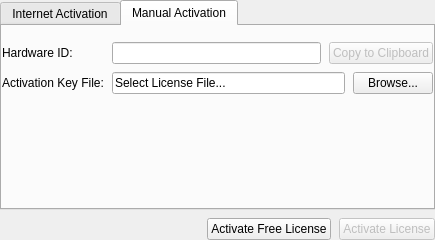
First picture: the form in client/libclient/src/ui/widgets/system_settings/license_widget.ui, repository networkoptix/nx_open, before the edit.
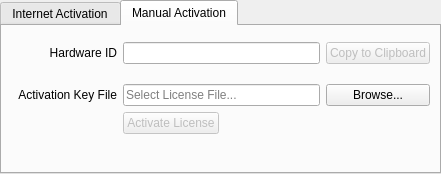
Second picture: the form after the edit. The open tabs and pages were chosen to show the change. Custom widgets are drawn as their Qt base class.

Commit message:
VMS-3950: System Administration - License tab redesign
<==== Mercurial data ====>
Branch: dev_3.0.0_gui

```diff
--- a/client/libclient/src/ui/widgets/system_settings/license_widget.ui
+++ b/client/libclient/src/ui/widgets/system_settings/license_widget.ui
@@ -6,8 +6,8 @@
    <rect>
     <x>0</x>
     <y>0</y>
-    <width>435</width>
-    <height>240</height>
+    <width>441</width>
+    <height>174</height>
    </rect>
   </property>
   <layout class="QVBoxLayout" name="verticalLayout">
@@ -35,35 +35,24 @@
       <attribute name="title">
        <string>Internet Activation</string>
       </attribute>
-      <layout class="QVBoxLayout" name="verticalLayout_2">
-       <property name="spacing">
-        <number>8</number>
-       </property>
+      <layout class="QGridLayout" name="gridLayout_2">
        <property name="leftMargin">
-        <number>0</number>
+        <number>16</number>
        </property>
        <property name="topMargin">
         <number>16</number>
        </property>
-       <property name="rightMargin">
-        <number>0</number>
-       </property>
-       <property name="bottomMargin">
-        <number>16</number>
-       </property>
-       <item>
-        <layout class="QHBoxLayout" name="horizontalLayout_4">
-         <item>
+       <item row="0" column="0">
           <widget class="QLabel" name="onlineKeyLabel">
            <property name="text">
-            <string>License Key:</string>
+          <string>License Key</string>
            </property>
            <property name="alignment">
             <set>Qt::AlignRight|Qt::AlignTrailing|Qt::AlignVCenter</set>
            </property>
           </widget>
          </item>
-         <item>
+       <item row="0" column="1">
           <widget class="QLineEdit" name="onlineKeyEdit">
            <property name="inputMask">
             <string notr="true">&gt;NNNN-NNNN-NNNN-NNNN;_</string>
@@ -76,23 +65,14 @@
            </property>
           </widget>
          </item>
-         <item>
+       <item row="0" column="2">
           <widget class="QPushButton" name="pasteKeyButton">
            <property name="text">
             <string>Paste from Clipboard</string>
            </property>
           </widget>
          </item>
-        </layout>
-       </item>
-       <item>
-        <widget class="QLabel" name="licenseKeyWarningLabel">
-         <property name="text">
-          <string>License Key is Invalid</string>
-         </property>
-        </widget>
-       </item>
-       <item>
+       <item row="4" column="0" colspan="3">
         <spacer name="verticalSpacer">
          <property name="orientation">
           <enum>Qt::Vertical</enum>
@@ -105,46 +85,93 @@
          </property>
         </spacer>
        </item>
+       <item row="2" column="1">
+        <layout class="QHBoxLayout" name="horizontalLayout" stretch="0,0">
+         <item>
+          <widget class="QnBusyIndicatorButton" name="activateLicenseButton">
+           <property name="enabled">
+            <bool>false</bool>
+           </property>
+           <property name="toolTip">
+            <string>License will be bound to the current server</string>
+           </property>
+           <property name="text">
+            <string>Activate License</string>
+           </property>
+          </widget>
+         </item>
+         <item>
+          <spacer name="horizontalSpacer">
+           <property name="orientation">
+            <enum>Qt::Horizontal</enum>
+           </property>
+           <property name="sizeHint" stdset="0">
+            <size>
+             <width>40</width>
+             <height>20</height>
+            </size>
+           </property>
+          </spacer>
+         </item>
+        </layout>
+       </item>
+       <item row="3" column="1">
+        <layout class="QHBoxLayout" name="horizontalLayout_2" stretch="0,0">
+         <property name="topMargin">
+          <number>8</number>
+         </property>
+         <item>
+          <widget class="QnBusyIndicatorButton" name="activateFreeLicenseButton">
+           <property name="enabled">
+            <bool>true</bool>
+           </property>
+           <property name="toolTip">
+            <string>License will be bound to the current server</string>
+           </property>
+           <property name="text">
+            <string>Activate Free License</string>
+           </property>
+          </widget>
+         </item>
+         <item>
+          <spacer name="horizontalSpacer_2">
+           <property name="orientation">
+            <enum>Qt::Horizontal</enum>
+           </property>
+           <property name="sizeHint" stdset="0">
+            <size>
+             <width>40</width>
+             <height>20</height>
+            </size>
+           </property>
+          </spacer>
+         </item>
+        </layout>
+       </item>
+       <item row="1" column="1" colspan="2">
+        <widget class="QLabel" name="licenseKeyWarningLabel">
+         <property name="text">
+          <string>Invalid License Key</string>
+         </property>
+        </widget>
+       </item>
       </layout>
      </widget>
      <widget class="QWidget" name="manualPage">
       <attribute name="title">
        <string>Manual Activation</string>
       </attribute>
-      <layout class="QVBoxLayout" name="verticalLayout_3">
-       <property name="spacing">
-        <number>8</number>
-       </property>
+      <layout class="QGridLayout" name="gridLayout">
        <property name="leftMargin">
-        <number>0</number>
+        <number>16</number>
        </property>
        <property name="topMargin">
         <number>16</number>
        </property>
-       <property name="rightMargin">
-        <number>0</number>
-       </property>
-       <property name="bottomMargin">
-        <number>16</number>
-       </property>
-       <item>
-        <layout class="QFormLayout" name="formLayout">
-         <property name="fieldGrowthPolicy">
-          <enum>QFormLayout::AllNonFixedFieldsGrow</enum>
-         </property>
-         <item row="0" column="0">
-          <widget class="QLabel" name="hardwareIdLabel">
-           <property name="text">
-            <string>Hardware ID:</string>
-           </property>
-           <property name="buddy">
-            <cstring>hardwareIdEdit</cstring>
-           </property>
-          </widget>
+       <item row="1" column="1">
+        <widget class="QnWordWrappedLabel" name="manualActivationTextWidget" native="true"/>
          </item>
          <item row="0" column="1">
-          <layout class="QHBoxLayout" name="horizontalLayout_2">
-           <item>
             <widget class="QLineEdit" name="hardwareIdEdit">
              <property name="enabled">
               <bool>true</bool>
@@ -154,7 +181,17 @@
              </property>
             </widget>
            </item>
-           <item>
+       <item row="0" column="0">
+        <widget class="QLabel" name="hardwareIdLabel">
+         <property name="text">
+          <string>Hardware ID</string>
+         </property>
+         <property name="alignment">
+          <set>Qt::AlignRight|Qt::AlignTrailing|Qt::AlignVCenter</set>
+         </property>
+        </widget>
+       </item>
+       <item row="0" column="2">
             <widget class="QPushButton" name="copyHwidButton">
              <property name="enabled">
               <bool>false</bool>
@@ -164,28 +201,43 @@
              </property>
             </widget>
            </item>
-          </layout>
-         </item>
-         <item row="1" column="0">
+       <item row="2" column="1">
+        <spacer name="verticalSpacer_2">
+         <property name="orientation">
+          <enum>Qt::Vertical</enum>
+         </property>
+         <property name="sizeType">
+          <enum>QSizePolicy::Fixed</enum>
+         </property>
+         <property name="sizeHint" stdset="0">
+          <size>
+           <width>20</width>
+           <height>8</height>
+          </size>
+         </property>
+        </spacer>
+       </item>
+       <item row="3" column="0">
           <widget class="QLabel" name="activationKeyFileLabel">
            <property name="text">
-            <string>Activation Key File:</string>
+          <string>Activation Key File</string>
+         </property>
+         <property name="alignment">
+          <set>Qt::AlignRight|Qt::AlignTrailing|Qt::AlignVCenter</set>
            </property>
           </widget>
          </item>
-         <item row="1" column="1">
-          <layout class="QHBoxLayout" name="horizontalLayout_3">
-           <item>
+       <item row="3" column="1">
             <widget class="QLineEdit" name="fileLineEdit">
-             <property name="text">
+         <property name="readOnly">
+          <bool>true</bool>
+         </property>
+         <property name="placeholderText">
               <string>Select License File...</string>
              </property>
-             <property name="readOnly">
-              <bool>true</bool>
-             </property>
-            </widget>
-           </item>
-           <item>
+        </widget>
+       </item>
+       <item row="3" column="2">
             <widget class="QPushButton" name="browseLicenseFileButton">
              <property name="enabled">
               <bool>true</bool>
@@ -195,21 +247,23 @@
              </property>
             </widget>
            </item>
-          </layout>
-         </item>
-        </layout>
-       </item>
+       <item row="4" column="1">
+        <layout class="QHBoxLayout" name="horizontalLayout_3" stretch="0,0">
        <item>
-        <widget class="QnWordWrappedLabel" name="manualActivationTextWidget" native="true"/>
-       </item>
-      </layout>
-     </widget>
-    </widget>
+          <widget class="QnBusyIndicatorButton" name="activateLicenseButtonCopy">
+           <property name="enabled">
+            <bool>false</bool>
+           </property>
+           <property name="toolTip">
+            <string>License will be bound to the current server</string>
+           </property>
+           <property name="text">
+            <string>Activate License</string>
+           </property>
+          </widget>
    </item>
    <item>
-    <layout class="QHBoxLayout" name="horizontalLayout" stretch="0,0,0">
-     <item>
-      <spacer name="horizontalSpacer">
+          <spacer name="horizontalSpacer_3">
        <property name="orientation">
         <enum>Qt::Horizontal</enum>
        </property>
@@ -221,33 +275,24 @@
        </property>
       </spacer>
      </item>
-     <item>
-      <widget class="QPushButton" name="activateFreeLicenseButton">
-       <property name="enabled">
-        <bool>true</bool>
-       </property>
-       <property name="toolTip">
-        <string>License will be bound to the current server</string>
-       </property>
-       <property name="text">
-        <string>Activate Free License</string>
-       </property>
-      </widget>
-     </item>
-     <item>
-      <widget class="QPushButton" name="activateLicenseButton">
-       <property name="enabled">
-        <bool>false</bool>
-       </property>
-       <property name="toolTip">
-        <string>License will be bound to the current server</string>
-       </property>
-       <property name="text">
-        <string>Activate License</string>
-       </property>
-      </widget>
-     </item>
-    </layout>
+        </layout>
+       </item>
+       <item row="5" column="0" colspan="3">
+        <spacer name="verticalSpacer_3">
+         <property name="orientation">
+          <enum>Qt::Vertical</enum>
+         </property>
+         <property name="sizeHint" stdset="0">
+          <size>
+           <width>20</width>
+           <height>40</height>
+          </size>
+         </property>
+        </spacer>
+       </item>
+      </layout>
+     </widget>
+    </widget>
    </item>
   </layout>
  </widget>
@@ -258,6 +303,11 @@
    <header location="global">ui/widgets/word_wrapped_label.h</header>
    <container>1</container>
   </customwidget>
+  <customwidget>
+   <class>QnBusyIndicatorButton</class>
+   <extends>QPushButton</extends>
+   <header location="global">ui/widgets/common/busy_indicator_button.h</header>
+  </customwidget>
  </customwidgets>
  <tabstops>
   <tabstop>onlineKeyEdit</tabstop>
```
Left out of the diff: 9 changed lines with no effect on the pictures. Lines whose indentation alone changed are shown as unchanged. The commit also changes 12 other files.
